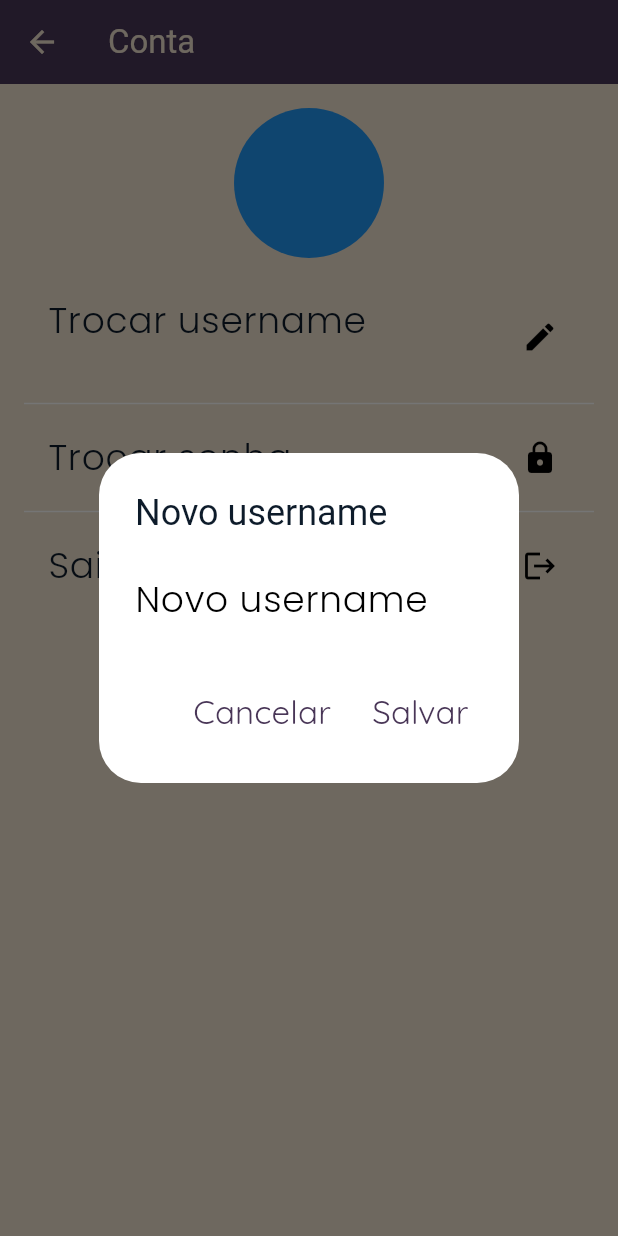
After one commit to DanielRezez/paw-hub, a Flutter app: the TelaConta screen opened directly, after a tap on "Trocar username", on a phone screen of 412 x 824 dp. The commit adds this screen. Run offline on Flutter 3.47's test engine with Material 3 defaults, Android fonts, the phone set to English and light mode, and no system bars; our stand-ins replace firebase_auth, firebase_core, firebase_storage, fl_chart, flutter_svg, google_fonts and 3 more; accounts and stored records are empty.

Commit message:
feat: implementa configuraçoes de conta

```diff
--- /dev/null
+++ b/lib/views/tela_conta.dart
@@ -0,0 +1,116 @@
+import 'package:flutter/material.dart';
+import 'package:provider/provider.dart';
+import 'package:image_picker/image_picker.dart';
+import 'dart:io';
+
+import 'package:projeto_integrador2/viewmodels/configuracoes_viewmodel.dart';
+
+class TelaConta extends StatelessWidget {
+  const TelaConta({super.key});
+
+  @override
+  Widget build(BuildContext context) {
+    final viewModel = Provider.of<ConfiguracoesViewModel>(context);
+
+    return Scaffold(
+      appBar: AppBar(
+        title: const Text('Conta'),
+      ),
+      body: ListView(
+        padding: const EdgeInsets.all(16),
+        children: [
+          // Foto do usuário
+          Center(
+            child: GestureDetector(
+              onTap: () async {
+                await viewModel.trocarFoto();
+              },
+              child: CircleAvatar(
+                radius: 50,
+                backgroundImage: viewModel.fotoUsuario != null
+                    ? FileImage(viewModel.fotoUsuario!) as ImageProvider
+                    : const AssetImage('assets/images/default_user.png'),
+              ),
+            ),
+          ),
+          const SizedBox(height: 16),
+          // Username
+          ListTile(
+            title: const Text('Trocar username'),
+            subtitle: Text(viewModel.username ?? 'Sem nome'),
+            trailing: const Icon(Icons.edit),
+            onTap: () async {
+              final novoNome = await _mostrarDialogoTexto(
+                  context, 'Novo username', viewModel.username ?? '');
+              if (novoNome != null && novoNome.isNotEmpty) {
+                await viewModel.trocarUsername(novoNome);
+              }
+            },
+          ),
+          const Divider(),
+          // Trocar senha
+          ListTile(
+            title: const Text('Trocar senha'),
+            trailing: const Icon(Icons.lock),
+            onTap: () async {
+              await viewModel.trocarSenha();
+            },
+          ),
+          const Divider(),
+          // Logout
+          ListTile(
+            title: const Text('Sair da conta'),
+            trailing: const Icon(Icons.logout),
+            onTap: () async {
+              final confirmar = await showDialog<bool>(
+                context: context,
+                builder: (context) => AlertDialog(
+                  title: const Text('Confirmar Logout'),
+                  content: const Text('Você tem certeza que deseja sair?'),
+                  actions: [
+                    TextButton(
+                        onPressed: () => Navigator.pop(context, false),
+                        child: const Text('Cancelar')),
+                    TextButton(
+                        onPressed: () => Navigator.pop(context, true),
+                        child: Text(
+                          'Sair',
+                          style: TextStyle(color: Colors.red.shade700),
+                        )),
+                  ],
+                ),
+              );
+
+              if (confirmar == true) {
+                await viewModel.logout();
+              }
+            },
+          ),
+        ],
+      ),
+    );
+  }
+
+  Future<String?> _mostrarDialogoTexto(
+      BuildContext context, String titulo, String valorAtual) {
+    final controller = TextEditingController(text: valorAtual);
+
+    return showDialog<String>(
+      context: context,
+      builder: (context) => AlertDialog(
+        title: Text(titulo),
+        content: TextField(
+          controller: controller,
+          decoration: InputDecoration(hintText: titulo),
+        ),
+        actions: [
+          TextButton(
+              onPressed: () => Navigator.pop(context), child: const Text('Cancelar')),
+          TextButton(
+              onPressed: () => Navigator.pop(context, controller.text),
+              child: const Text('Salvar')),
+        ],
+      ),
+    );
+  }
+}
--- a/pubspec.yaml
+++ b/pubspec.yaml
@@ -13,6 +13,8 @@ dependencies:
   provider: ^6.1.5
   firebase_core: ^4.1.0
   firebase_auth: ^6.0.2
+  firebase_storage: ^13.0.1
+  image_picker: ^1.2.0
   google_fonts: ^6.3.1
   google_sign_in: ^6.2.1
   flutter_svg: ^2.2.1
```
Also changed, not shown: lib/viewmodels/configuracoes_viewmodel.dart (+62 -4 lines), lib/views/tela_configuracoes.dart (+12 -40 lines), pubspec.lock, 2 other files.
